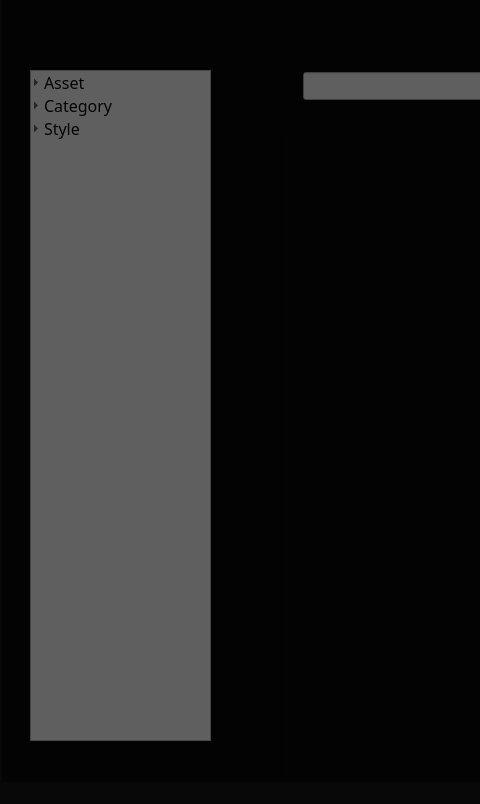
This is gui/asset_main2.ui in oventd/NA_Spirit as Qt 5 draws it before an edit; both pictures show x 0 to 480 and y 0 to 804 of the 1250 by 804 pixel window. The edited form follows.
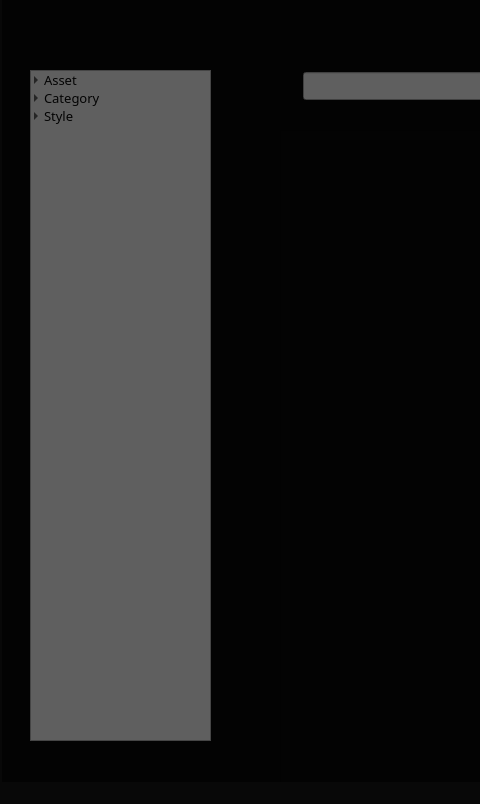
This is the edited form. Icons and pictures are not drawn.

Commit message: ui수정 및 id 숨겨놨어요

Diff of the .ui file:
```diff
--- a/gui/asset_main2.ui
+++ b/gui/asset_main2.ui
@@ -693,7 +693,7 @@
      <property name="font">
       <font>
        <family>Pretendard Light</family>
-       <pointsize>12</pointsize>
+       <pointsize>10</pointsize>
       </font>
      </property>
      <property name="flags">
@@ -751,7 +751,7 @@
      <property name="font">
       <font>
        <family>Pretendard Light</family>
-       <pointsize>12</pointsize>
+       <pointsize>10</pointsize>
       </font>
      </property>
      <property name="flags">
@@ -842,7 +842,7 @@
      <property name="font">
       <font>
        <family>Pretendard Light</family>
-       <pointsize>12</pointsize>
+       <pointsize>10</pointsize>
       </font>
      </property>
      <property name="flags">
```
The commit also changes 1 other file.
